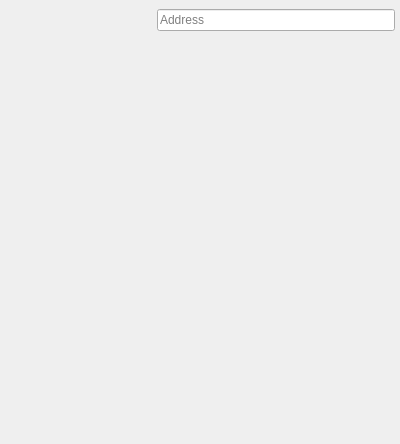
Qt form 2.x/UI/dooble_page.ui (textbrowser/dooble) before a commit.
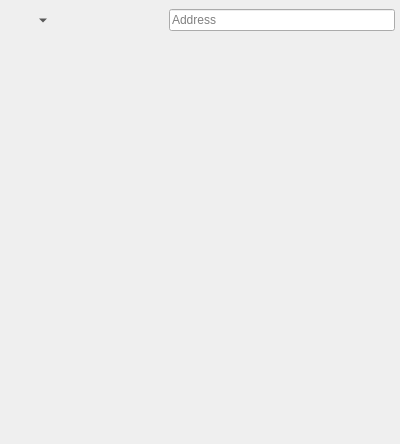
The same form after that commit.

Patch:
```diff
--- a/2.x/UI/dooble_page.ui
+++ b/2.x/UI/dooble_page.ui
@@ -48,6 +48,9 @@
          <height>24</height>
         </size>
        </property>
+       <property name="popupMode">
+        <enum>QToolButton::MenuButtonPopup</enum>
+       </property>
        <property name="autoRaise">
         <bool>true</bool>
        </property>
```
Left out of the diff: 2 changed lines with no effect on the pictures.
